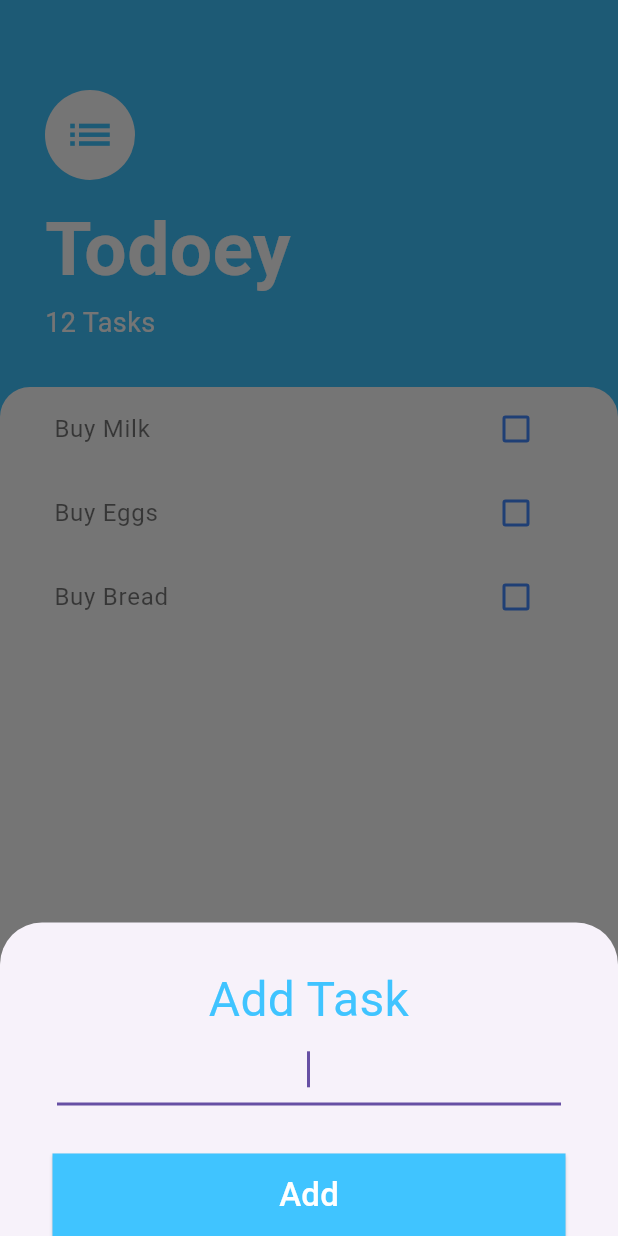
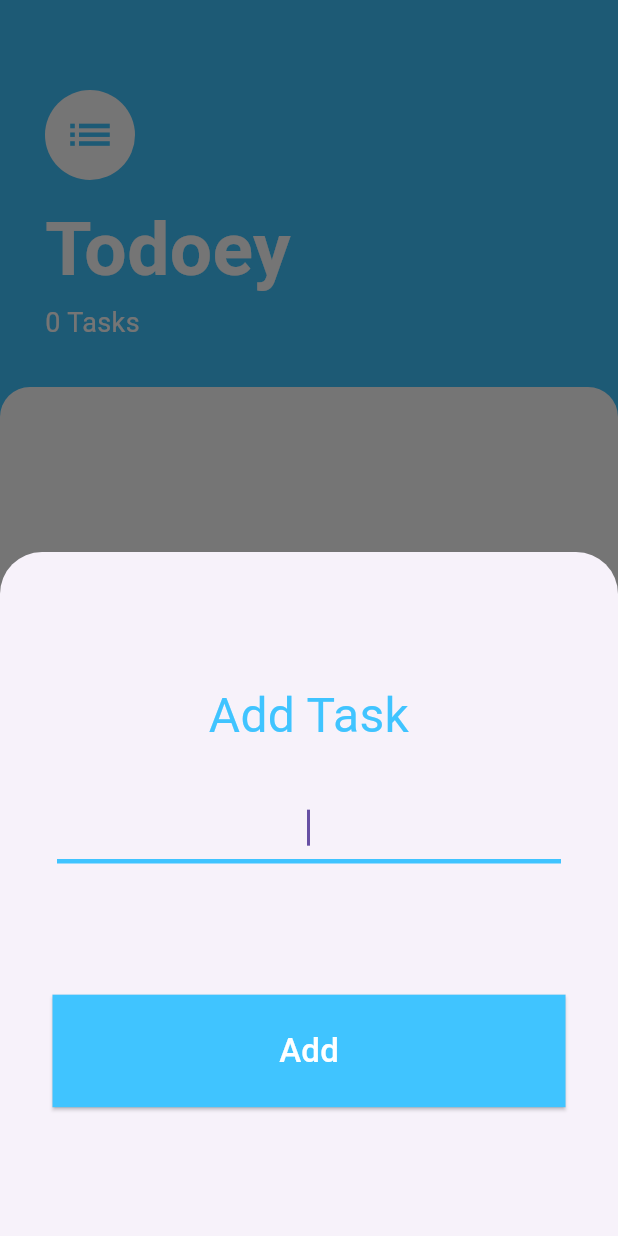
Before and after one commit to selinguz/to_do_app, a Flutter app: the screen it shows after launch, after a tap on the "add" icon, on a phone screen of 412 x 824 dp. Run offline on Flutter 3.47's test engine with Material 3 defaults, Android fonts, the phone set to English and light mode, and no system bars.

Commit message:
hatalar giderildi, task listesine yeni tasklar eklenmesi sağlandı

```diff
--- a/lib/screens/add_task_screen.dart
+++ b/lib/screens/add_task_screen.dart
@@ -1,21 +1,21 @@
 import 'package:flutter/material.dart';
 
-class AddTaskScreen extends StatefulWidget {
-  const AddTaskScreen({super.key});
+class AddTaskScreen extends StatelessWidget {
+  final Function addTaskCallback;
+
+  AddTaskScreen({required this.addTaskCallback});
 
   @override
-  State<AddTaskScreen> createState() => _AddTaskScreenState();
-}
-
-class _AddTaskScreenState extends State<AddTaskScreen> {
-  @override
   Widget build(BuildContext context) {
+    String? newTaskTitle;
     return Container(
-      child: Padding(
-        padding: const EdgeInsets.only(top: 28.0),
+      margin: EdgeInsets.only(bottom: 22.0, top: 22.0),
+      padding: EdgeInsets.symmetric(vertical: 50.0),
+      height: MediaQuery.of(context).size.width,
+      child: Expanded(
         child: Column(
-          mainAxisAlignment: MainAxisAlignment.start,
           crossAxisAlignment: CrossAxisAlignment.stretch,
+          mainAxisAlignment: MainAxisAlignment.spaceAround,
           children: [
             Text(
               'Add Task',
@@ -34,10 +34,17 @@ class _AddTaskScreenState extends State<AddTaskScreen> {
                   enabledBorder: UnderlineInputBorder(
                     borderSide: BorderSide(
                       color: Colors.lightBlueAccent,
-                      width: 5.0,
+                      width: 3.0,
                     ),
                   ),
+                  focusedBorder: UnderlineInputBorder(
+                    borderSide:
+                        BorderSide(color: Colors.lightBlueAccent, width: 3.0),
+                  ),
                 ),
+                onChanged: (newText) {
+                  newTaskTitle = newText;
+                },
               ),
             ),
             SizedBox(
@@ -51,9 +58,11 @@ class _AddTaskScreenState extends State<AddTaskScreen> {
                       RoundedRectangleBorder(borderRadius: BorderRadius.zero),
                   backgroundColor: Colors.lightBlueAccent,
                 ),
-                onPressed: () {},
+                onPressed: () {
+                  addTaskCallback(newTaskTitle);
+                },
                 child: Padding(
-                  padding: const EdgeInsets.all(12.0),
+                  padding: const EdgeInsets.all(22.0),
                   child: Text(
                     'Add',
                     style: TextStyle(
--- a/lib/screens/tasks_screen.dart
+++ b/lib/screens/tasks_screen.dart
@@ -1,5 +1,6 @@
 import 'package:flutter/material.dart';
 
+import '../models/task.dart';
 import '/widgets/tasks_list.dart';
 import 'add_task_screen.dart';
 
@@ -11,6 +12,7 @@ class TasksScreen extends StatefulWidget {
 }
 
 class _TasksScreenState extends State<TasksScreen> {
+  final List<Task> tasks = [];
 
   @override
   Widget build(BuildContext context) {
@@ -49,7 +51,7 @@ class _TasksScreenState extends State<TasksScreen> {
                       fontWeight: FontWeight.w700),
                 ),
                 Text(
-                  '12 Tasks',
+                  '${tasks.length} Tasks',
                   style: TextStyle(
                     color: Colors.white,
                     fontSize: 18.0,
@@ -68,7 +70,7 @@ class _TasksScreenState extends State<TasksScreen> {
                   topRight: Radius.circular(20.0),
                 ),
               ),
-              child: TasksList(),
+              child: TasksList(tasks: tasks),
             ),
           ),
         ],
@@ -76,15 +78,22 @@ class _TasksScreenState extends State<TasksScreen> {
       floatingActionButton: FloatingActionButton(
         onPressed: () {
           showModalBottomSheet(
-              context: context,
-              isScrollControlled: true,
-              builder: (context) => SingleChildScrollView(
-                  child:Container(
-                    //padding: EdgeInsets.only(bottom: MediaQuery.of(context)
-                      //.viewInsets.bottom),
-                    child: AddTaskScreen(),
-                  )
-              )
+            context: context,
+            isScrollControlled: true,
+            builder: (context) => SingleChildScrollView(
+              child: Container(
+                padding: EdgeInsets.only(
+                    bottom: MediaQuery.of(context).viewInsets.bottom),
+                child: AddTaskScreen(
+                  addTaskCallback: (newTaskTitle) {
+                    setState(() {
+                      tasks.add(Task(name: newTaskTitle));
+                    });
+                    Navigator.pop(context);
+                  },
+                ),
+              ),
+            ),
           );
         },
         backgroundColor: Colors.lightBlueAccent,
--- a/lib/widgets/task_tile.dart
+++ b/lib/widgets/task_tile.dart
@@ -1,31 +1,28 @@
 import 'package:flutter/material.dart';
 
 class TaskTile extends StatelessWidget {
+
   final bool isChecked;
   final String taskTitle;
-  final void Function(bool?) checkboxCallback;
+  final Function checkboxCallback;
 
-  TaskTile(
-      {required this.isChecked,
-      required this.taskTitle,
-      required this.checkboxCallback});
+
+  TaskTile({required this.isChecked, required this.taskTitle, required this.checkboxCallback});
 
   @override
   Widget build(BuildContext context) {
     return ListTile(
       title: Text(
         taskTitle,
-        style: TextStyle(
-          color: Colors.black54,
-            decoration: isChecked == true
-                ? TextDecoration.lineThrough
-                : TextDecoration.none),
+        style: TextStyle(decoration: isChecked?TextDecoration.lineThrough :
+        null),
       ),
       trailing: Checkbox(
         activeColor: Colors.lightBlueAccent,
-        side: BorderSide(color:Colors.blueAccent,width:2.0),
         value: isChecked,
-        onChanged: checkboxCallback,
+        onChanged: (newValue) {
+          checkboxCallback(newValue);
+        },
       ),
     );
   }
--- a/lib/widgets/tasks_list.dart
+++ b/lib/widgets/tasks_list.dart
@@ -3,32 +3,31 @@ import '../models/task.dart';
 import '/widgets/task_tile.dart';
 
 class TasksList extends StatefulWidget {
+  final List<Task> tasks;
+
+  TasksList({required this.tasks});
+
   @override
   State<TasksList> createState() => _TasksListState();
 }
 
 class _TasksListState extends State<TasksList> {
-  List<Task> tasks = [
-    Task(name: 'Buy Milk'),
-    Task(name: 'Buy Eggs'),
-    Task(name: 'Buy Bread'),
-  ];
 
   @override
   Widget build(BuildContext context) {
     return ListView.builder(
       itemBuilder: (context, index) {
         return TaskTile(
-          isChecked: tasks[index].isDone,
-          taskTitle: tasks[index].name,
+          isChecked: widget.tasks[index].isDone,
+          taskTitle: widget.tasks[index].name,
           checkboxCallback: (checkboxState) {
             setState(() {
-              tasks[index].toggleDone();
+              widget.tasks[index].toggleDone();
             });
           }
         );
       },
-      itemCount: tasks.length,
+      itemCount: widget.tasks.length,
     );
   }
 }
```
